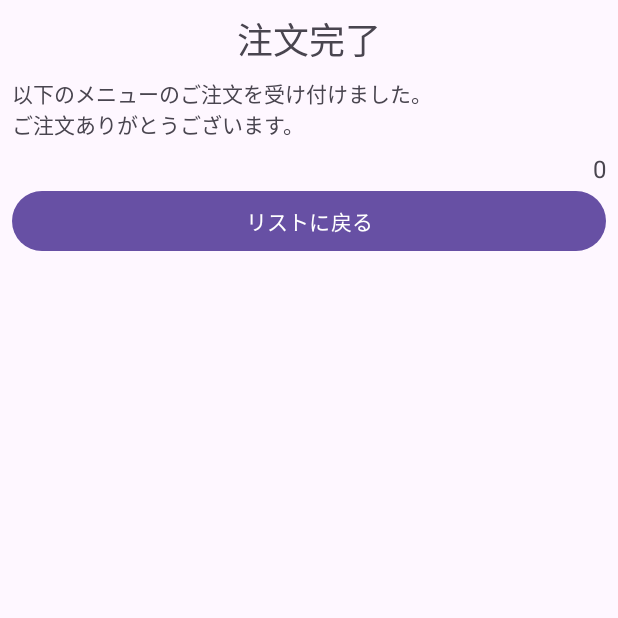
After one commit to itc-s22021/Android1, an Android app: the MenuThanksActivity screen opened directly, with no data from a screen before it, on a phone screen of 412 x 824 dp, the top half of it. The commit adds this screen. Run offline under Robolectric (Android 15) with nearby library versions, the phone set to English and light mode, and no system bars.

Commit message:
何故か円が出ないめう chap07

```diff
--- a/intentSample/app/src/main/AndroidManifest.xml
+++ b/intentSample/app/src/main/AndroidManifest.xml
@@ -13,6 +13,9 @@
         android:theme="@style/Theme.IntentSample"
         tools:targetApi="31">
         <activity
+            android:name=".MenuThanksActivity"
+            android:exported="false" />
+        <activity
             android:name=".MainActivity"
             android:exported="true">
             <intent-filter>
--- a/intentSample/app/src/main/java/jp/ac/it_college/std/s22021/intentsample/MainActivity.kt
+++ b/intentSample/app/src/main/java/jp/ac/it_college/std/s22021/intentsample/MainActivity.kt
@@ -1,5 +1,6 @@
 package jp.ac.it_college.std.s22021.intentsample
 
+import android.content.Intent
 import androidx.appcompat.app.AppCompatActivity
 import android.os.Bundle
 import androidx.recyclerview.widget.DividerItemDecoration
@@ -15,7 +16,16 @@ class MainActivity : AppCompatActivity() {
         setContentView(binding.root)
 
         binding.lvMenu.apply {
-            adapter = MenuListAdapter(menuList)
+            adapter = MenuListAdapter(menuList) {name, price ->
+                val intent2MenuThanks = Intent(
+                    this@MainActivity,
+                    MenuThanksActivity::class.java
+                )
+
+                intent2MenuThanks.putExtra("menuName", name)
+                intent2MenuThanks.putExtra("menuPrice", price)
+                startActivity(intent2MenuThanks)
+            }
 
             LinearLayoutManager(this@MainActivity).let {
                 layoutManager = it
--- a/intentSample/app/src/main/java/jp/ac/it_college/std/s22021/intentsample/MenuListAdapter.kt
+++ b/intentSample/app/src/main/java/jp/ac/it_college/std/s22021/intentsample/MenuListAdapter.kt
@@ -5,7 +5,9 @@ import android.view.ViewGroup
 import androidx.recyclerview.widget.RecyclerView
 import jp.ac.it_college.std.s22021.intentsample.databinding.MenuRowBinding
 
-class MenuListAdapter(private val data: List<Menu>) :
+class MenuListAdapter(
+    private val data: List<Menu>,
+    private val callback: (String, Int) -> Unit) :
     RecyclerView.Adapter<MenuListAdapter.ViewHolder>() {
 
     class ViewHolder(val binding: MenuRowBinding) : RecyclerView.ViewHolder(binding.root)
@@ -20,5 +22,8 @@ class MenuListAdapter(private val data: List<Menu>) :
         holder.binding.apply {
             tvName.text = menu.name
             tvPrice.text = menu.price.toString()
+            root.setOnClickListener {
+                callback(menu.name, menu.price)
+            }
     }
 } }
--- /dev/null
+++ b/intentSample/app/src/main/java/jp/ac/it_college/std/s22021/intentsample/MenuThanksActivity.kt
@@ -0,0 +1,25 @@
+package jp.ac.it_college.std.s22021.intentsample
+
+import androidx.appcompat.app.AppCompatActivity
+import android.os.Bundle
+import jp.ac.it_college.std.s22021.intentsample.databinding.ActivityMenuThanks2Binding
+
+class MenuThanksActivity : AppCompatActivity() {
+    private lateinit var binding: ActivityMenuThanks2Binding
+
+    override fun onCreate(savedInstanceState: Bundle?) {
+        super.onCreate(savedInstanceState)
+        binding = ActivityMenuThanks2Binding.inflate(layoutInflater)
+        setContentView(binding.root)
+
+        val menuName = intent.getStringExtra("menuName") ?: ""
+        val menuPrice = intent.getIntExtra("menuPrice", 0)
+
+        binding.tvMenuName.text = menuName
+        binding.tvMenuYen.text = "%,d".format(menuPrice)
+
+        binding.btThxBack.setOnClickListener {
+            finish()
+        }
+    }
+}
--- /dev/null
+++ b/intentSample/app/src/main/res/layout/activity_menu_thanks2.xml
@@ -0,0 +1,78 @@
+<?xml version="1.0" encoding="utf-8"?>
+<androidx.constraintlayout.widget.ConstraintLayout xmlns:android="http://schemas.android.com/apk/res/android"
+    xmlns:app="http://schemas.android.com/apk/res-auto"
+    xmlns:tools="http://schemas.android.com/tools"
+    android:layout_width="match_parent"
+    android:layout_height="match_parent"
+    tools:context=".MenuThanksActivity">
+
+    <TextView
+        android:id="@+id/tvPrice2"
+        android:layout_width="wrap_content"
+        android:layout_height="wrap_content"
+        android:layout_marginTop="8dp"
+        android:layout_marginEnd="8dp"
+        android:textSize="16sp"
+        app:layout_constraintEnd_toStartOf="@+id/tvMenuYen"
+        app:layout_constraintTop_toBottomOf="@+id/tvThxDesc"
+        tools:text="850" />
+
+    <TextView
+        android:id="@+id/tvMenuYen"
+        android:layout_width="wrap_content"
+        android:layout_height="wrap_content"
+        android:layout_marginTop="8dp"
+        android:layout_marginEnd="8dp"
+        android:text="@string/tv_Yen"
+        android:textSize="16sp"
+        app:layout_constraintEnd_toEndOf="parent"
+        app:layout_constraintTop_toBottomOf="@+id/tvThxDesc" />
+
+    <TextView
+        android:id="@+id/tvMenuName"
+        android:layout_width="wrap_content"
+        android:layout_height="wrap_content"
+        android:layout_marginStart="8dp"
+        android:layout_marginTop="8dp"
+        android:textSize="16sp"
+        app:layout_constraintStart_toStartOf="parent"
+        app:layout_constraintTop_toBottomOf="@+id/tvThxDesc"
+        tools:text="唐揚げ定食" />
+
+    <TextView
+        android:id="@+id/tvThxTitle"
+        android:layout_width="wrap_content"
+        android:layout_height="wrap_content"
+        android:layout_marginStart="8dp"
+        android:layout_marginTop="8dp"
+        android:layout_marginEnd="8dp"
+        android:text="@string/tv_thx_title"
+        android:textSize="24sp"
+        app:layout_constraintEnd_toEndOf="parent"
+        app:layout_constraintStart_toStartOf="parent"
+        app:layout_constraintTop_toTopOf="parent" />
+
+    <TextView
+        android:id="@+id/tvThxDesc"
+        android:layout_width="0dp"
+        android:layout_height="wrap_content"
+        android:layout_marginStart="8dp"
+        android:layout_marginTop="8dp"
+        android:layout_marginEnd="8dp"
+        android:text="@string/tv_thx_desc"
+        app:layout_constraintEnd_toEndOf="parent"
+        app:layout_constraintHorizontal_bias="0.0"
+        app:layout_constraintStart_toStartOf="parent"
+        app:layout_constraintTop_toBottomOf="@+id/tvThxTitle" />
+
+    <Button
+        android:id="@+id/btThxBack"
+        android:layout_width="0dp"
+        android:layout_height="wrap_content"
+        android:layout_marginStart="8dp"
+        android:layout_marginEnd="8dp"
+        android:text="@string/bt_thx_back"
+        app:layout_constraintEnd_toEndOf="parent"
+        app:layout_constraintStart_toStartOf="parent"
+        app:layout_constraintTop_toBottomOf="@+id/tvMenuName" />
+</androidx.constraintlayout.widget.ConstraintLayout>
```
